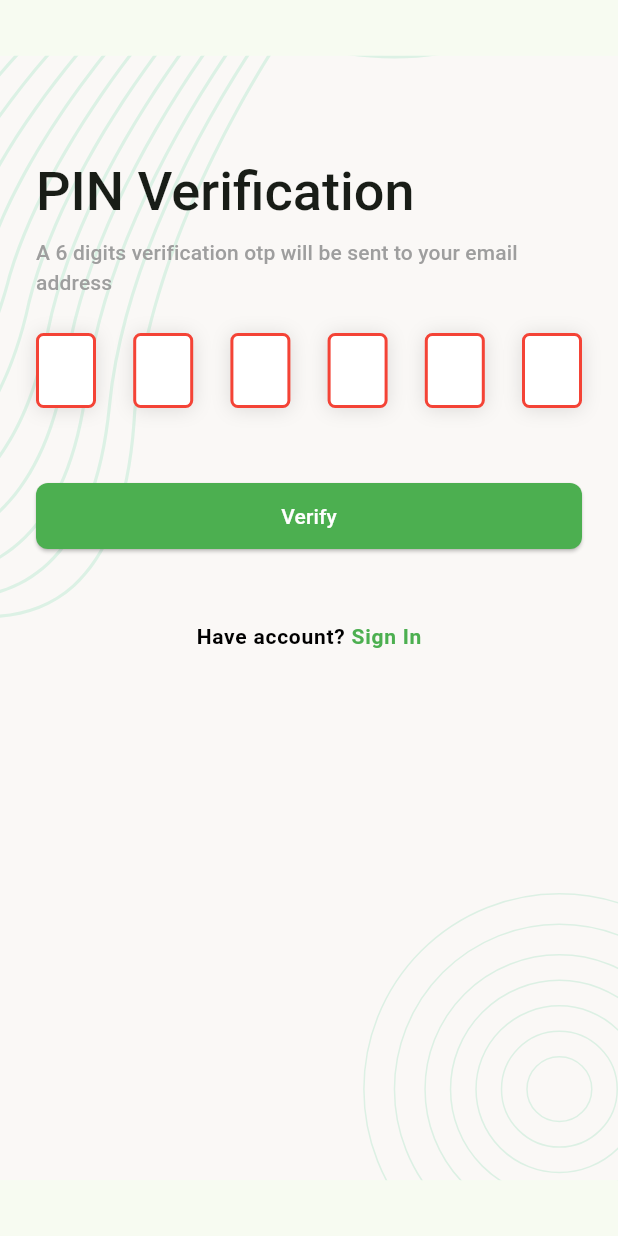
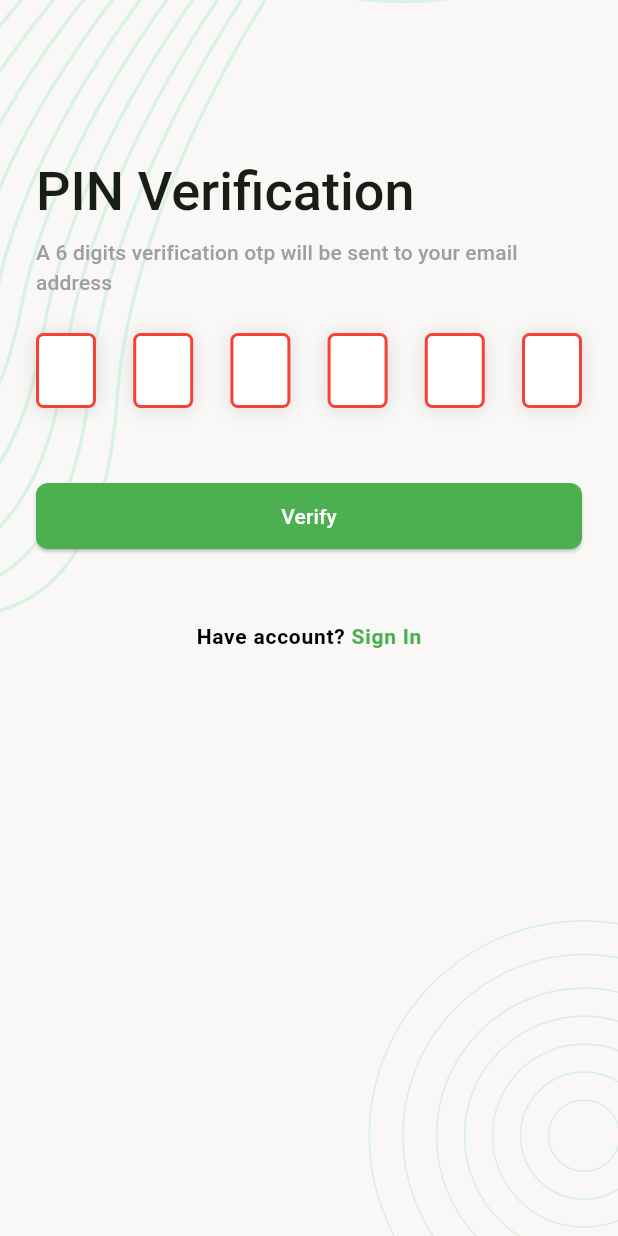
Before and after one commit to jobayer-alam-24/jobayer-alam-24-TaskManagerFlutter, a Flutter app: the ForgotPasswordEmailScreen screen opened directly, after a tap on the "arrow circle right" icon, on a phone screen of 412 x 824 dp. Run offline on Flutter 3.47's test engine with Material 3 defaults, Android fonts, the phone set to English and light mode, and no system bars; drawn by our look-alikes of pin_code_fields; our stand-ins replace curved_navigation_bar, flutter_svg, shared_preferences; accounts and stored records are empty.

```diff
--- a/lib/ui/screens/forgot_password_email_screen.dart
+++ b/lib/ui/screens/forgot_password_email_screen.dart
@@ -20,8 +20,8 @@ class _ForgotPasswordEmailScreenState extends State<ForgotPasswordEmailScreen> {
         .textTheme;
     return Scaffold(
       resizeToAvoidBottomInset: false,
-      body: SingleChildScrollView(
-        child: ScreenBackground(
+      body: ScreenBackground(
+        child: SingleChildScrollView(
           child: Padding(
             padding: const EdgeInsets.all(24),
             child: Column(
--- a/lib/ui/screens/pin_verification_screen.dart
+++ b/lib/ui/screens/pin_verification_screen.dart
@@ -21,8 +21,8 @@ class _PinVerificationScreenState extends State<PinVerificationScreen> {
         .textTheme;
     return Scaffold(
       resizeToAvoidBottomInset: false,
-      body: SingleChildScrollView(
-        child: ScreenBackground(
+      body: ScreenBackground(
+        child: SingleChildScrollView(
           child: Padding(
             padding: const EdgeInsets.all(24),
             child: Column(
--- a/lib/ui/screens/sign_in_screen.dart
+++ b/lib/ui/screens/sign_in_screen.dart
@@ -34,8 +34,8 @@ class _SignInScreenState extends State<SignInScreen> {
         .textTheme;
     return Scaffold(
       resizeToAvoidBottomInset: false,
-      body: SingleChildScrollView(
-        child: ScreenBackground(
+      body: ScreenBackground(
+        child: SingleChildScrollView(
           child: Padding(
             padding: const EdgeInsets.all(24),
             child: Column(
--- a/lib/ui/screens/sign_up_screen.dart
+++ b/lib/ui/screens/sign_up_screen.dart
@@ -35,8 +35,8 @@ class _SignUpScreenState extends State<SignUpScreen> {
         .textTheme;
     return Scaffold(
       resizeToAvoidBottomInset: false,
-      body: SingleChildScrollView(
-        child: ScreenBackground(
+      body: ScreenBackground(
+        child: SingleChildScrollView(
           child: Padding(
             padding: const EdgeInsets.all(24),
             child: Column(
--- a/lib/ui/widgets/screen_background.dart
+++ b/lib/ui/widgets/screen_background.dart
@@ -11,15 +11,17 @@ class ScreenBackground extends StatelessWidget {
   @override
   Widget build(BuildContext context) {
     Size ScreenSize = MediaQuery.sizeOf(context);
-    return Stack(
-      children: [
-        SvgPicture.asset(
-          AssetsPath.backgroundSVG,
-          height: ScreenSize.height,
-          width: ScreenSize.width,
-        ),
-        SafeArea(child: child)
-      ],
+    return SizedBox.expand(
+      child: Stack(
+        fit: StackFit.expand,
+        children: [
+          SvgPicture.asset(
+            AssetsPath.backgroundSVG,
+            fit: BoxFit.cover,
+          ),
+          SafeArea(child: child),
+        ],
+      ),
     );
   }
 }
--- a/pubspec.yaml
+++ b/pubspec.yaml
@@ -20,6 +20,7 @@ dependencies:
   http: ^1.6.0
   shared_preferences: ^2.5.4
   path_provider: ^2.0.17
+  curved_navigation_bar: ^1.0.6
 dev_dependencies:
   flutter_test:
     sdk: flutter
```
Also changed, not shown: lib/ui/screens/main_bottom_nav_bar_screen.dart (+57 -49 lines), lib/ui/screens/new_task_screen.dart (+29 -47 lines), lib/ui/screens/reset_password_screen.dart (+4 -3 lines), pubspec.lock, 1 other file.
